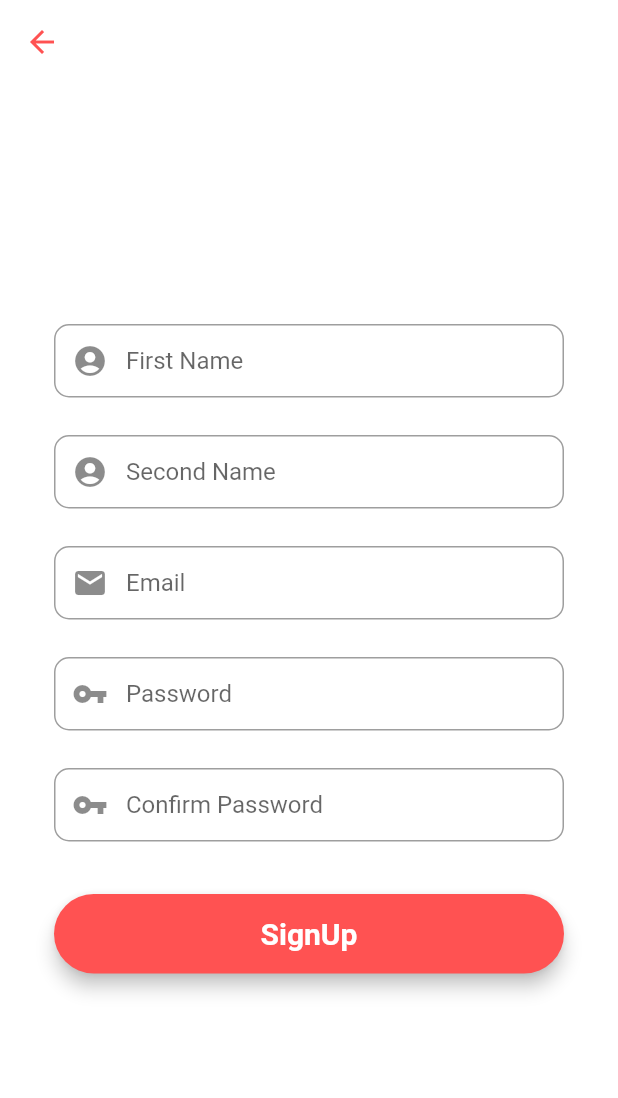
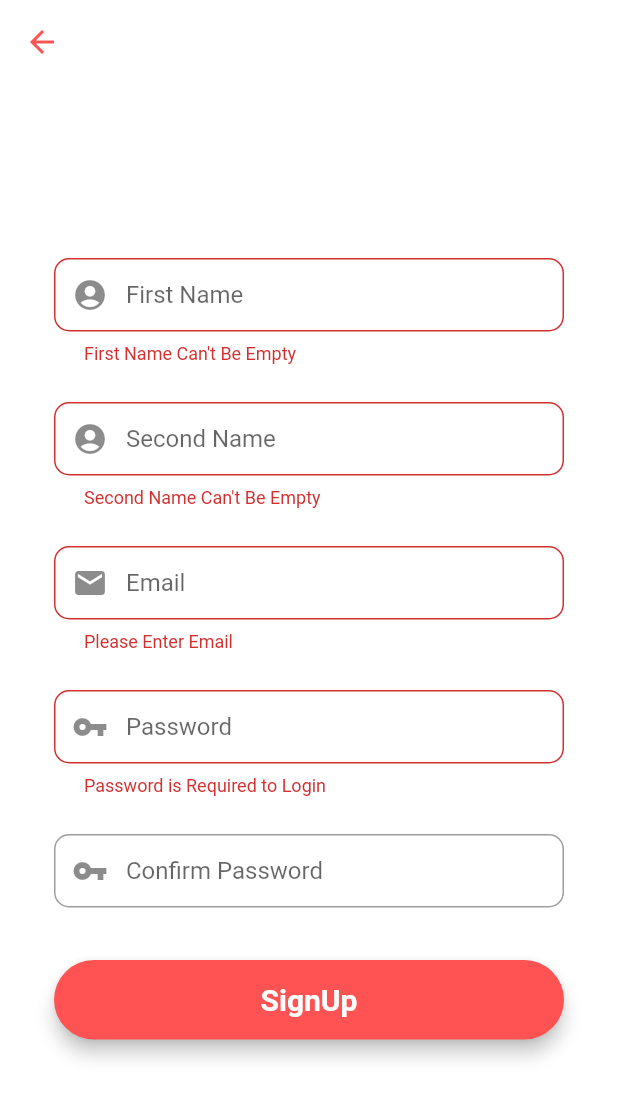
Before and after one commit to jenish2002/CloudCar, a Flutter app: the RegistrationScreen screen opened directly, after a tap on "SignUp", on a phone screen of 412 x 824 dp. Shown: the top 1098 px of the screen. Run offline on Flutter 3.47's test engine with Material 2 defaults, Android fonts, the phone set to English and light mode, and no system bars; our stand-ins replace cloud_firestore, firebase_auth, firebase_core, fluttertoast; accounts and stored records are empty.

Commit message:
Commit 1

```diff
--- /dev/null
+++ b/lib/model/user_model.dart
@@ -0,0 +1,30 @@
+class UserModel{
+  String? uid;
+  String? email;
+  String? firstName;
+  String? secondName;
+
+  UserModel({this.uid, this.email, this.firstName, this.secondName});
+
+  //receive data from server
+  factory UserModel.fromMap(map)
+  {
+    return UserModel(
+        uid: map['uid'],
+        email: map['email'],
+        firstName: map['firstName'],
+    secondName: map['secondName'],
+    );
+  }
+
+  //sending data to our server
+
+   Map<String, dynamic> toMap() {
+    return{
+      'uid': uid,
+      'email': email,
+      'firstName': firstName,
+      'secondName': secondName,
+    };
+   }
+}
--- a/lib/screens/home_screen.dart
+++ b/lib/screens/home_screen.dart
@@ -3,6 +3,7 @@ import 'package:flutter/material.dart';
 class HomeScreen extends StatefulWidget {
   const HomeScreen({Key? key}) : super(key: key);
 
+  @override
   @override
   _HomeScreenState createState() => _HomeScreenState();
 }
--- a/lib/screens/registration_screen.dart
+++ b/lib/screens/registration_screen.dart
@@ -1,4 +1,10 @@
+import 'package:car_app/model/user_model.dart';
+import 'package:cloud_firestore/cloud_firestore.dart';
 import 'package:flutter/material.dart';
+import 'package:firebase_auth/firebase_auth.dart';
+import 'package:fluttertoast/fluttertoast.dart';
+import 'package:car_app/screens/home_screen.dart';
+
 
 class RegistrationScreen extends StatefulWidget {
   const RegistrationScreen({Key? key}) : super(key: key);
@@ -9,6 +15,8 @@ class RegistrationScreen extends StatefulWidget {
 
 class _RegistrationScreenState extends State<RegistrationScreen> {
 
+
+  final _auth = FirebaseAuth.instance;
   //form key
   final _formKey = GlobalKey<FormState>();
 
@@ -27,7 +35,12 @@ class _RegistrationScreenState extends State<RegistrationScreen> {
         autofocus: false,
         controller: firstNameEditingController,
         keyboardType: TextInputType.name,
-        //validator: () {},
+        validator: (value) {
+          if(value!.isEmpty) {
+            return("First Name Can't Be Empty");
+          }
+          return null;
+        },
         //to save value user enters
         onSaved: (value)
         {
@@ -49,7 +62,12 @@ class _RegistrationScreenState extends State<RegistrationScreen> {
         autofocus: false,
         controller: secondNameEditingController,
         keyboardType: TextInputType.name,
-        //validator: () {},
+        validator: (value) {
+          if(value!.isEmpty) {
+            return("Second Name Can't Be Empty");
+          }
+          return null;
+        },
         //to save value user enters
         onSaved: (value)
         {
@@ -71,7 +89,12 @@ class _RegistrationScreenState extends State<RegistrationScreen> {
         autofocus: false,
         controller: emailEditingController,
         keyboardType: TextInputType.emailAddress,
-        //validator: () {},
+        validator: (value) {
+          if(value!.isEmpty) {
+            return("Please Enter Email");
+          }
+          return null;
+        },
         //to save value user enters
         onSaved: (value)
         {
@@ -93,7 +116,11 @@ class _RegistrationScreenState extends State<RegistrationScreen> {
         autofocus: false,
         controller: passwordEditingController,
         obscureText: true,
-        //validator: () {},
+        validator: (value) {
+          if(value!.isEmpty) {
+            return("Password is Required to Login");
+          }
+        },
         //to save value user enters
         onSaved: (value)
         {
@@ -115,7 +142,15 @@ class _RegistrationScreenState extends State<RegistrationScreen> {
         autofocus: false,
         controller: confirmPasswordEditingController,
         obscureText: true,
-        //validator: () {},
+        validator: (value) {
+          if (confirmPasswordEditingController.text !=
+              passwordEditingController.text) {
+            return "Password don't match";
+          }
+          return null;
+
+
+        },
         //to save value user enters
         onSaved: (value)
         {
@@ -140,7 +175,9 @@ class _RegistrationScreenState extends State<RegistrationScreen> {
       child: MaterialButton(
         padding: const EdgeInsets.fromLTRB(20, 15, 20, 15),
         minWidth: MediaQuery.of(context).size.width,
-        onPressed: () {},
+        onPressed: () {
+          signUp(emailEditingController.text,passwordEditingController.text);
+        },
         child: const Text("SignUp", textAlign: TextAlign.center,
           style: TextStyle(
               fontSize: 20,
@@ -197,4 +234,55 @@ class _RegistrationScreenState extends State<RegistrationScreen> {
       ),
     );
   }
+
+  void signUp(String email, String password) async {
+    if(_formKey.currentState!.validate()) {
+      await _auth.createUserWithEmailAndPassword(email: email, password: password)
+          .then((uid) => {
+            postDetailsToFirestore()
+
+      }).catchError((e)
+      {
+       Fluttertoast.showToast(msg: e!.message);
+      });
+    }
+  }
+
+
+  postDetailsToFirestore() async
+  {
+    //calling our firestore
+    //calling our user model
+    //sending these values
+
+
+    FirebaseFirestore firebaseFirestore = FirebaseFirestore.instance;
+    User? user = _auth.currentUser;
+
+    UserModel userModel = UserModel();
+
+    //writing all the values
+    userModel.email = user!.email;
+    userModel.uid = user.uid;
+    userModel.firstName = firstNameEditingController.text;
+    userModel.secondName = secondNameEditingController.text;
+
+
+    await firebaseFirestore
+      .collection("users")
+      .doc(user.uid)
+      .set(userModel.toMap());
+    Fluttertoast.showToast(msg: "Account created successfully :) ");
+
+    Navigator.pushAndRemoveUntil((context), MaterialPageRoute(builder: (context) => HomeScreen()),
+        (route) => false);
+
+
+
+
+
+
+
+
+  }
 }
```
